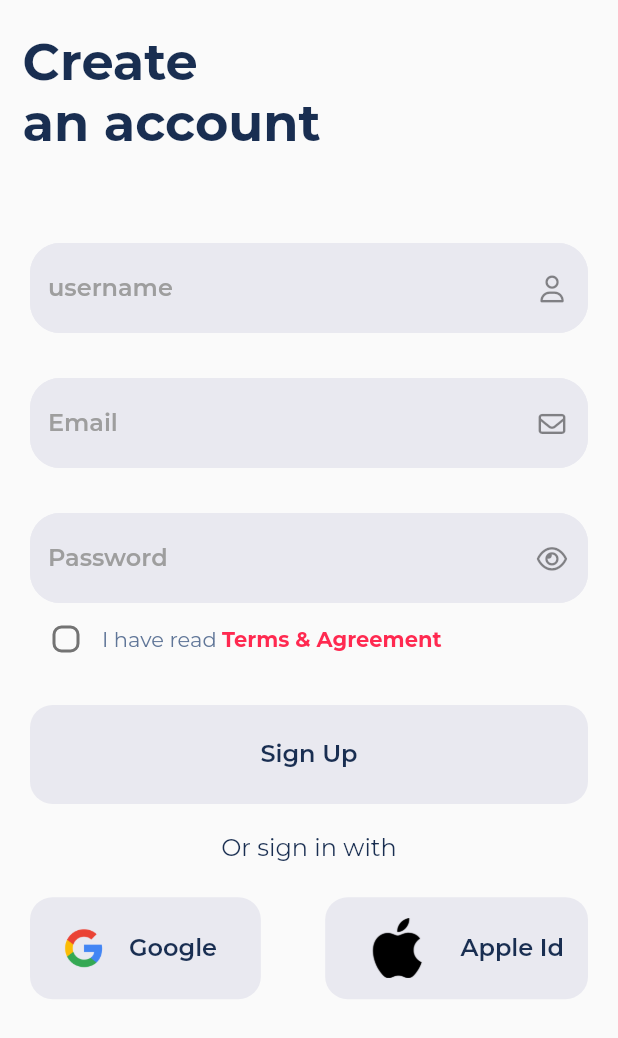
After one commit to Febinjohnson96/newsz, a Flutter app: the SignUpScreenMain screen opened by its route, on a phone screen of 412 x 824 dp. The commit adds this screen. Shown: the top 1038 px of the screen. Run offline on Flutter 3.47's test engine with Material 2 defaults, Android fonts, the phone set to English and light mode, and no system bars; our stand-ins replace animate_do, equatable, flex_color_scheme, font_awesome_flutter, get, get_it and 1 more.

Commit message:
Added signuppage from main page

```diff
--- a/lib/src/config/route/approute.dart
+++ b/lib/src/config/route/approute.dart
@@ -1,6 +1,7 @@
 import 'package:get/get.dart';
 import 'package:newsz/src/presentation/auth/auth_screen.dart';
 import 'package:newsz/src/presentation/onboarding/onboarding_screen.dart';
+import 'package:newsz/src/presentation/sign_up/sign_up_screen_main.dart';
 import 'package:newsz/src/presentation/signin_options/signin_options_screen.dart';
 import 'package:newsz/src/presentation/splash/splash_screen.dart';
 
@@ -29,4 +30,9 @@ List<GetPage> appRoutes = [
     page: () => const AuthScreen(),
     transition: Transition.fadeIn,
   ),
+  GetPage(
+    name: "/signup",
+    page: () => const SignUpScreenMain(),
+    transition: Transition.fadeIn,
+  ),
 ];
--- /dev/null
+++ b/lib/src/presentation/sign_up/sign_up_controller_main.dart
@@ -0,0 +1,23 @@
+import 'package:flutter/material.dart';
+import 'package:get/get.dart';
+
+class SignUpMainController extends GetxController {
+  final userNameController = TextEditingController();
+  final emailController = TextEditingController();
+  final passWordController = TextEditingController();
+
+  final _isPassWordNotVisible = true.obs;
+  bool get isPassWordNotVisible => _isPassWordNotVisible.value;
+
+  final _acceptedAgreement = false.obs;
+  bool get acceptedAgreement => _acceptedAgreement.value;
+
+  void changePasswordVisibilty(bool passWordVisibility) {
+    _isPassWordNotVisible(passWordVisibility);
+  }
+
+  void acceptAgreement(bool value) {
+    debugPrint("Accepted $value");
+    _acceptedAgreement(value);
+  }
+}
--- /dev/null
+++ b/lib/src/presentation/sign_up/sign_up_screen_main.dart
@@ -0,0 +1,190 @@
+import 'package:animate_do/animate_do.dart';
+import 'package:flutter/gestures.dart';
+import 'package:flutter/material.dart';
+import 'package:font_awesome_flutter/font_awesome_flutter.dart';
+import 'package:get/get.dart';
+import 'package:newsz/src/config/images/images.dart';
+import 'package:newsz/src/config/theme/appcolors.dart';
+import 'package:newsz/src/presentation/auth/widgets/auth_text_field.dart';
+import 'package:newsz/src/presentation/sign_up/sign_up_controller_main.dart';
+import 'package:newsz/src/widgets/appbutton.dart';
+import 'package:newsz/src/widgets/appbutton_with_icon.dart';
+
+class SignUpScreenMain extends StatelessWidget {
+  const SignUpScreenMain({Key? key}) : super(key: key);
+
+  @override
+  Widget build(BuildContext context) {
+    return GetBuilder<SignUpMainController>(
+        init: SignUpMainController(),
+        builder: (controller) {
+          return Scaffold(body: LayoutBuilder(builder: (context, constraints) {
+            return SafeArea(
+              child: FadeInUp(
+                duration: const Duration(milliseconds: 1400),
+                delay: const Duration(milliseconds: 300),
+                child: SingleChildScrollView(
+                  physics: const BouncingScrollPhysics(),
+                  child: Column(
+                    crossAxisAlignment: CrossAxisAlignment.start,
+                    children: [
+                      Padding(
+                        padding: const EdgeInsets.symmetric(
+                            vertical: 20, horizontal: 15),
+                        child: Text(
+                          "Create\nan account",
+                          style: Theme.of(context)
+                              .textTheme
+                              .headline1
+                              ?.copyWith(color: blueVogue, fontSize: 34),
+                        ),
+                      ),
+                      const SizedBox(
+                        height: 40,
+                      ),
+                      Padding(
+                        padding: const EdgeInsets.symmetric(horizontal: 20),
+                        child: AuthTextField(
+                          isPassword: false,
+                          label: "username",
+                          textController: controller.userNameController,
+                          icon: FontAwesomeIcons.user,
+                        ),
+                      ),
+                      const SizedBox(
+                        height: 30,
+                      ),
+                      Padding(
+                        padding: const EdgeInsets.symmetric(horizontal: 20),
+                        child: AuthTextField(
+                          isPassword: false,
+                          label: "Email",
+                          textController: controller.emailController,
+                          icon: FontAwesomeIcons.envelope,
+                        ),
+                      ),
+                      const SizedBox(
+                        height: 30,
+                      ),
+                      Padding(
+                        padding: const EdgeInsets.symmetric(horizontal: 20),
+                        child: Obx(
+                          () => AuthTextField(
+                            isPassword: controller.isPassWordNotVisible,
+                            label: "Password",
+                            textController: controller.passWordController,
+                            icon: controller.isPassWordNotVisible
+                                ? FontAwesomeIcons.eye
+                                : FontAwesomeIcons.eyeSlash,
+                            callback: (p0) =>
+                                controller.changePasswordVisibilty(p0),
+                          ),
+                        ),
+                      ),
+                      Padding(
+                        padding: const EdgeInsets.symmetric(horizontal: 20),
+                        child: Row(
+                          children: [
+                            Obx(
+                              () => Checkbox(
+                                  shape: RoundedRectangleBorder(
+                                      borderRadius: BorderRadius.circular(6)),
+                                  activeColor: redRibbon,
+                                  value: controller.acceptedAgreement,
+                                  onChanged: (value) =>
+                                      controller.acceptAgreement(value!)),
+                            ),
+                            RichText(
+                                text: TextSpan(children: [
+                              TextSpan(
+                                  text: "I have read ",
+                                  style: Theme.of(context)
+                                      .textTheme
+                                      .headline6
+                                      ?.copyWith(
+                                          fontSize: 14,
+                                          color: lynch,
+                                          fontWeight: FontWeight.w500)),
+                              TextSpan(
+                                  text: "Terms & Agreement",
+                                  style: Theme.of(context)
+                                      .textTheme
+                                      .headline6
+                                      ?.copyWith(
+                                          fontSize: 14,
+                                          color: redRibbon,
+                                          fontWeight: FontWeight.bold),
+                                  recognizer: TapGestureRecognizer()
+                                    ..onTap = () {
+                                      debugPrint("TESTss");
+                                    })
+                            ]))
+                          ],
+                        ),
+                      ),
+                      const SizedBox(
+                        height: 20,
+                      ),
+                      Padding(
+                        padding: const EdgeInsets.symmetric(horizontal: 20),
+                        child: SizedBox(
+                            height: constraints.maxHeight * 0.08,
+                            child: Obx(
+                              () => !controller.acceptedAgreement
+                                  ? const AppButton(
+                                      btntitle: "Sign Up",
+                                      inActiveColor: athensGrey,
+                                      inActiveTextColor: blueVogue,
+                                    )
+                                  : const AppButton(btntitle: "Sign Up"),
+                            )),
+                      ),
+                      const SizedBox(
+                        height: 20,
+                      ),
+                      Center(
+                          child: Text(
+                        "Or sign in with",
+                        style: Theme.of(context).textTheme.headline6?.copyWith(
+                            fontWeight: FontWeight.w500, color: blueVogue),
+                      )),
+                      const SizedBox(
+                        height: 15,
+                      ),
+                      Padding(
+                        padding: const EdgeInsets.symmetric(horizontal: 20),
+                        child: SizedBox(
+                          height: constraints.maxHeight * 0.1,
+                          child: Row(
+                            mainAxisAlignment: MainAxisAlignment.spaceBetween,
+                            children: [
+                              AppButtonWithIcon(
+                                btntitle: "Google   ",
+                                textColor: blueVogue,
+                                btnColor: athensGrey,
+                                iconImagePath: google,
+                                callback: () {},
+                              ),
+                              AppButtonWithIcon(
+                                btntitle: "Apple Id",
+                                btnColor: athensGrey,
+                                iconImagePath: apple,
+                                callback: () {},
+                                textColor: blueVogue,
+                              )
+                            ],
+                          ),
+                        ),
+                      ),
+                      const SizedBox(
+                        height: 50,
+                      ),
+                    ],
+                  ),
+                ),
+              ),
+            );
+          }));
+        });
+  }
+}
--- a/lib/src/presentation/signin_options/signin_options_controller.dart
+++ b/lib/src/presentation/signin_options/signin_options_controller.dart
@@ -4,4 +4,8 @@ class SignInOptionsController extends GetxController {
   void routeToAuth() {
     Get.toNamed('/auth');
   }
+
+    void routeToSignUp() {
+    Get.toNamed('/signup');
+  }
 }
--- a/lib/src/presentation/signin_options/signin_options_screen.dart
+++ b/lib/src/presentation/signin_options/signin_options_screen.dart
@@ -22,6 +22,7 @@ class SignInOptionsScreen extends StatelessWidget {
                   duration: const Duration(milliseconds: 1400),
                   delay: const Duration(milliseconds: 300),
                   child: SingleChildScrollView(
+                    physics: const BouncingScrollPhysics(),
                     child: Column(
                       children: [
                         Stack(
@@ -127,7 +128,7 @@ class SignInOptionsScreen extends StatelessWidget {
                                       fontWeight: FontWeight.bold),
                               recognizer: TapGestureRecognizer()
                                 ..onTap = () {
-                                  debugPrint("TESTss");
+                                  controller.routeToSignUp();
                                 })
                         ])),
                         const SizedBox(
--- a/lib/src/widgets/appbutton_with_icon.dart
+++ b/lib/src/widgets/appbutton_with_icon.dart
@@ -29,7 +29,7 @@ class AppButtonWithIcon extends StatelessWidget {
             children: [
               Image.asset(
                 iconImagePath,
-                height: 50,
+                height: 40,
                 fit: BoxFit.cover,
               ),
               const SizedBox(width: 10,),
```
